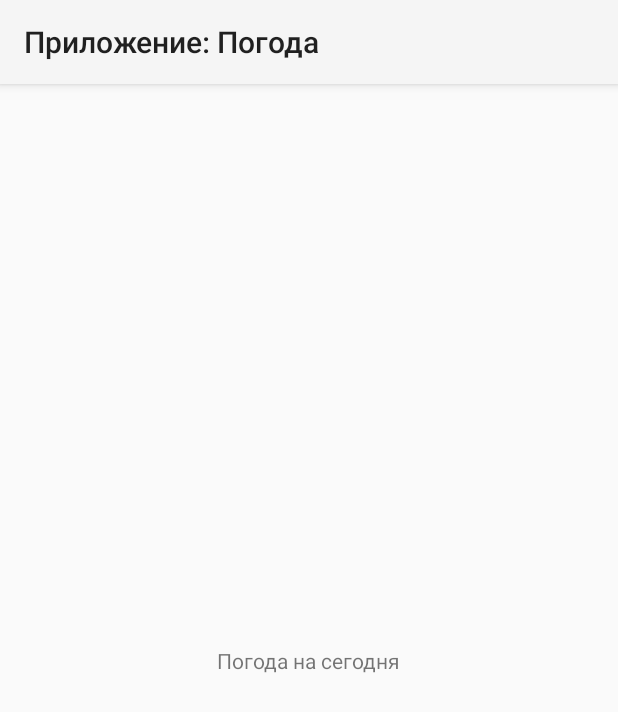
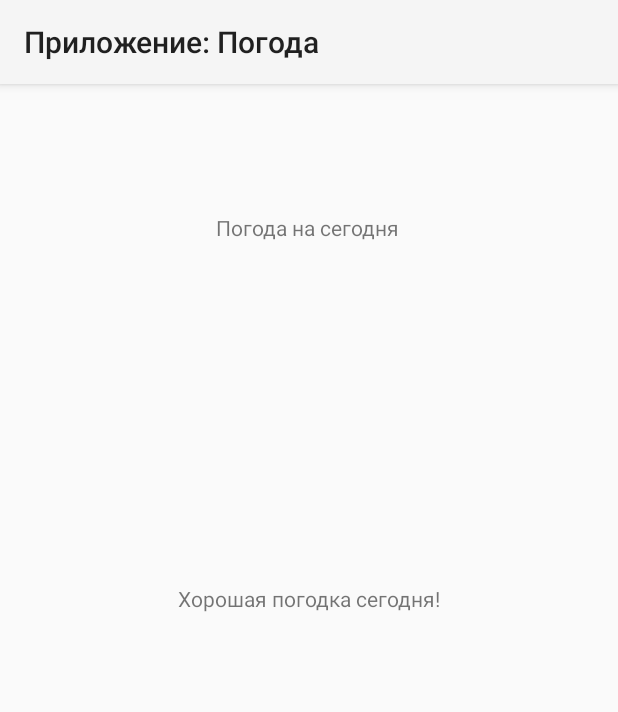
Before and after one commit to RuLiberty/MyWeather, an Android app: the screen it shows after launch (MainActivity), on a phone screen of 412 x 824 dp. Shown: the top 712 px of the screen. Run offline under Robolectric (Android 15) with nearby library versions, the phone set to English and light mode, and no system bars.

```diff
--- a/app/src/main/res/layout/activity_main.xml
+++ b/app/src/main/res/layout/activity_main.xml
@@ -7,12 +7,29 @@
     tools:context=".MainActivity">
 
     <TextView
+        android:id="@+id/textView2"
         android:layout_width="wrap_content"
         android:layout_height="wrap_content"
         android:text="@string/front_string"
         app:layout_constraintBottom_toBottomOf="parent"
+        app:layout_constraintHorizontal_bias="0.498"
         app:layout_constraintLeft_toLeftOf="parent"
         app:layout_constraintRight_toRightOf="parent"
-        app:layout_constraintTop_toTopOf="parent" />
+        app:layout_constraintTop_toTopOf="parent"
+        app:layout_constraintVertical_bias="0.115" />
+
+    <TextView
+        android:id="@+id/textView1"
+        android:layout_width="wrap_content"
+        android:layout_height="wrap_content"
+        android:layout_marginStart="176dp"
+        android:layout_marginTop="212dp"
+        android:layout_marginEnd="176dp"
+        android:layout_marginBottom="399dp"
+        android:text="@string/second_string"
+        app:layout_constraintBottom_toBottomOf="parent"
+        app:layout_constraintEnd_toEndOf="parent"
+        app:layout_constraintStart_toStartOf="parent"
+        app:layout_constraintTop_toBottomOf="@+id/textView2" />
 
 </android.support.constraint.ConstraintLayout>
--- a/app/src/main/res/values/strings.xml
+++ b/app/src/main/res/values/strings.xml
@@ -1,4 +1,5 @@
 <resources>
     <string name="app_name">Приложение: Погода</string>
     <string name="front_string">Погода на сегодня</string>
+    <string name="second_string">Хорошая погодка сегодня!</string>>
 </resources>
```
